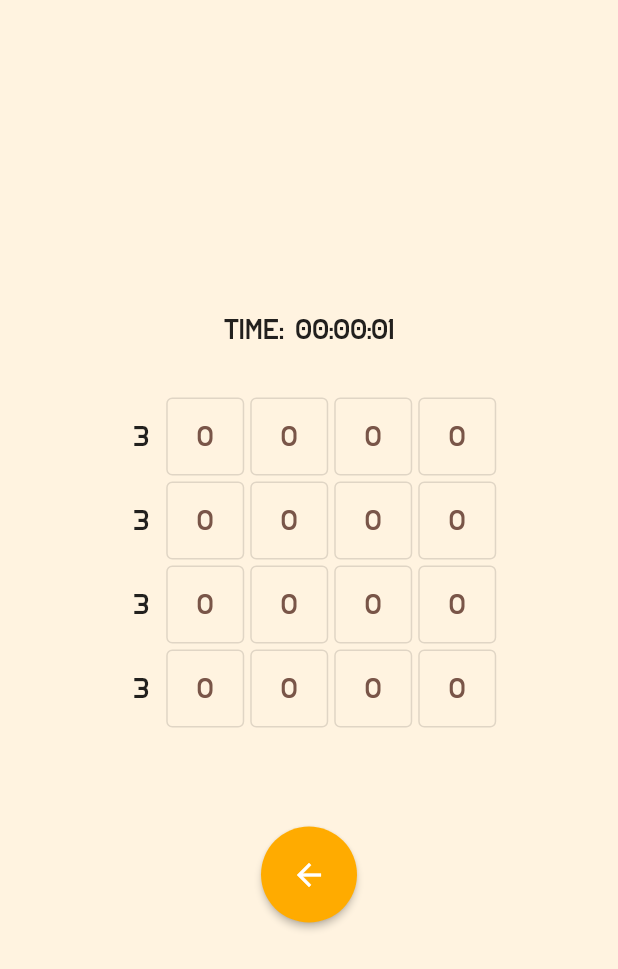
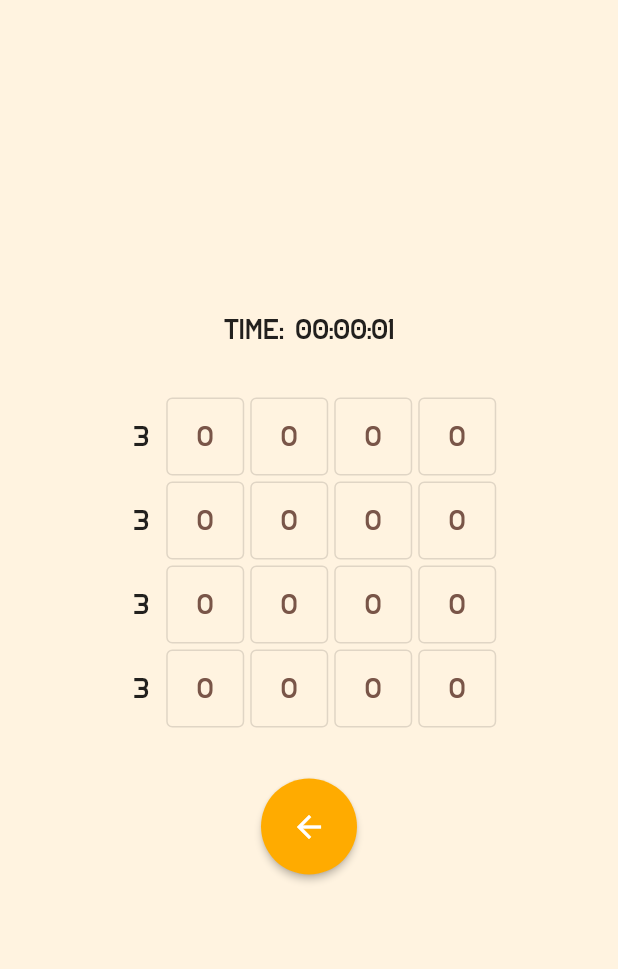
Before and after one commit to RednibCoding/programmers-riddle, a Flutter app: the screen it shows after launch, after a tap on "4x4", on a phone screen of 412 x 824 dp. Shown: the top 969 px of the screen. Run offline on Flutter 3.47's test engine with Material 2 defaults, Android fonts, the light colour scheme and no system bars; our stand-ins replace flutter_mobx, mobx; generated files the repository leaves out were written again.

Commit message:
fix minor issues

```diff
--- a/src/lib/pages/game_page/cell.dart
+++ b/src/lib/pages/game_page/cell.dart
@@ -3,8 +3,9 @@ import 'package:flutter/material.dart';
 // ignore: must_be_immutable
 class Cell extends StatefulWidget {
   int value = 0;
+  double size = 52;
   Function? onTap;
-  Cell({Key? key, this.onTap}) : super(key: key);
+  Cell({Key? key, required this.size, this.onTap}) : super(key: key);
 
   @override
   _CellState createState() => _CellState();
@@ -14,8 +15,8 @@ class _CellState extends State<Cell> {
   @override
   Widget build(BuildContext context) {
     return SizedBox(
-      width: 52,
-      height: 52,
+      width: widget.size,
+      height: widget.size,
       child: OutlinedButton(
         child: Text(widget.value == 0 ? "O" : "I"),
         onPressed: _onPressed,
--- a/src/lib/pages/game_page/controller/game_controller.dart
+++ b/src/lib/pages/game_page/controller/game_controller.dart
@@ -31,7 +31,8 @@ class GameController {
   }
 
   static List<DataCell> _makeRowCells(int numColumns, int numNibblesPerRow) {
-    var list = List.generate(numColumns, (_) => DataCell(Cell(onTap: _onTap)));
+    double size = numColumns <= 4 ? 52 : 42;
+    var list = List.generate(numColumns, (_) => DataCell(Cell(onTap: _onTap, size: size)));
     var numbers = _genNumbers(numNibblesPerRow, 1, 15);
     var numberStr = " ";
     for (final number in numbers) {
--- a/src/lib/pages/game_page/game_page.dart
+++ b/src/lib/pages/game_page/game_page.dart
@@ -36,9 +36,7 @@ class _GamePageState extends State<GamePage> {
             return Padding(
               padding: const EdgeInsets.all(16.0),
               key: gamePageKey,
-              child: gameState.isUpdating
-                  ? const CircularProgressIndicator()
-                  : Center(
+              child: Center(
                 child: Column(
                   mainAxisAlignment: MainAxisAlignment.center,
                   crossAxisAlignment: CrossAxisAlignment.center,
@@ -46,7 +44,7 @@ class _GamePageState extends State<GamePage> {
                     Text("Time: ${gameState.elapsedTimeStr}"),
                     const SizedBox(height: 32),
                     GameController.makeTable(context, gameState.numColumns),
-                          const SizedBox(height: 64),
+                    const SizedBox(height: 32),
                     SizedBox(
                       height: 64,
                       child: ElevatedButton(
@@ -59,6 +57,7 @@ class _GamePageState extends State<GamePage> {
                         ),
                       ),
                     ),
+                    const SizedBox(height: 32),
                   ],
                 ),
               ),
--- a/src/lib/pages/menu_page/controller/menu_controller.dart
+++ /dev/null
@@ -1,23 +0,0 @@
-import 'package:flutter/material.dart';
-
-import '../../game_page/state/game_state.dart';
-import '../menu_page.dart';
-
-class MenuController {
-  static void initialize() {}
-
-  static void dispose() {}
-
-  static Future<bool> onPopScope() async {
-    return true;
-  }
-
-  static void onEnterGame(BoardSize size) {
-    gameState.boardSize = size;
-    Navigator.pushNamed(menuPageKey.currentContext!, '/game');
-  }
-
-  static void onHelpClick() {
-    Navigator.pushNamed(menuPageKey.currentContext!, '/help');
-  }
-}
--- a/src/lib/pages/menu_page/menu_page.dart
+++ b/src/lib/pages/menu_page/menu_page.dart
@@ -1,9 +1,6 @@
 import 'package:flutter/material.dart';
-import 'package:flutter_mobx/flutter_mobx.dart';
 
 import '../game_page/state/game_state.dart';
-import 'controller/menu_controller.dart';
-import 'state/menu_state.dart';
 
 class MenuPage extends StatefulWidget {
   const MenuPage({Key? key}) : super(key: key);
@@ -14,37 +11,26 @@ class MenuPage extends StatefulWidget {
 
 class _MenuPageState extends State<MenuPage> {
   @override
-  void initState() {
-    MenuController.initialize();
-    super.initState();
-  }
-
-  @override
-  void dispose() {
-    MenuController.dispose();
-    super.dispose();
-  }
-
-  @override
   Widget build(BuildContext context) {
-    return WillPopScope(
-      onWillPop: MenuController.onPopScope,
-      child: Scaffold(
-        body: Observer(
-          builder: (context) {
-            return Padding(
+    return Scaffold(
+      body: Padding(
         padding: const EdgeInsets.all(16.0),
         key: menuPageKey,
-              child: menuState.isUpdating
-                  ? const CircularProgressIndicator()
-                  : Center(
+        child: Center(
           child: Column(
             mainAxisAlignment: MainAxisAlignment.center,
             crossAxisAlignment: CrossAxisAlignment.center,
             children: [
               const SizedBox(height: 24),
               const Text(
-                            'Programmers Riddle',
+                'Programmers',
+                style: TextStyle(
+                  fontSize: 32.0,
+                  fontWeight: FontWeight.bold,
+                ),
+              ),
+              const Text(
+                'Riddle',
                 style: TextStyle(
                   fontSize: 32.0,
                   fontWeight: FontWeight.bold,
@@ -55,7 +41,7 @@ class _MenuPageState extends State<MenuPage> {
                 mainAxisAlignment: MainAxisAlignment.center,
                 children: [
                   ElevatedButton(
-                                onPressed: () => MenuController.onEnterGame(BoardSize.small),
+                    onPressed: () => {gameState.boardSize = BoardSize.small, Navigator.pushNamed(menuPageKey.currentContext!, '/game')},
                     child: const Text("4x4"),
                     style: ElevatedButton.styleFrom(
                       primary: Colors.amberAccent.shade700,
@@ -64,7 +50,7 @@ class _MenuPageState extends State<MenuPage> {
                     ),
                   ),
                   ElevatedButton(
-                                onPressed: () => MenuController.onEnterGame(BoardSize.medium),
+                    onPressed: () => {gameState.boardSize = BoardSize.medium, Navigator.pushNamed(menuPageKey.currentContext!, '/game')},
                     child: const Text("8x8"),
                     style: ElevatedButton.styleFrom(
                       primary: Colors.amberAccent.shade700,
@@ -98,15 +84,12 @@ class _MenuPageState extends State<MenuPage> {
                 width: 250,
                 child: ElevatedButton(
                   child: const Text("I'm not a programmer"),
-                              onPressed: () => MenuController.onHelpClick(),
+                  onPressed: () => Navigator.pushNamed(menuPageKey.currentContext!, '/help'),
                 ),
               ),
               const SizedBox(height: 24.0),
             ],
           ),
-                    ),
-            );
-          },
         ),
       ),
     );
```
Also changed, not shown: src/lib/pages/finish_page/controller/finish_controller.dart (deleted, +0 -9 lines), src/lib/pages/finish_page/finish_page.dart (+3 -7 lines), src/lib/pages/finish_page/state/finish_state.dart (deleted, +0 -12 lines), src/lib/pages/help_page/controller/help_controller.dart (deleted, +0 -9 lines), src/lib/pages/help_page/help_page.dart (+5 -24 lines), src/lib/pages/help_page/state/help_state.dart (deleted, +0 -12 lines), src/lib/pages/menu_page/state/menu_state.dart (deleted, +0 -12 lines), src/lib/pages/finish_page/state/finish_state.g.dart (deleted), src/lib/pages/help_page/state/help_state.g.dart (deleted), src/lib/pages/menu_page/state/menu_state.g.dart (deleted). Lines whose indentation alone changed are shown as unchanged.
